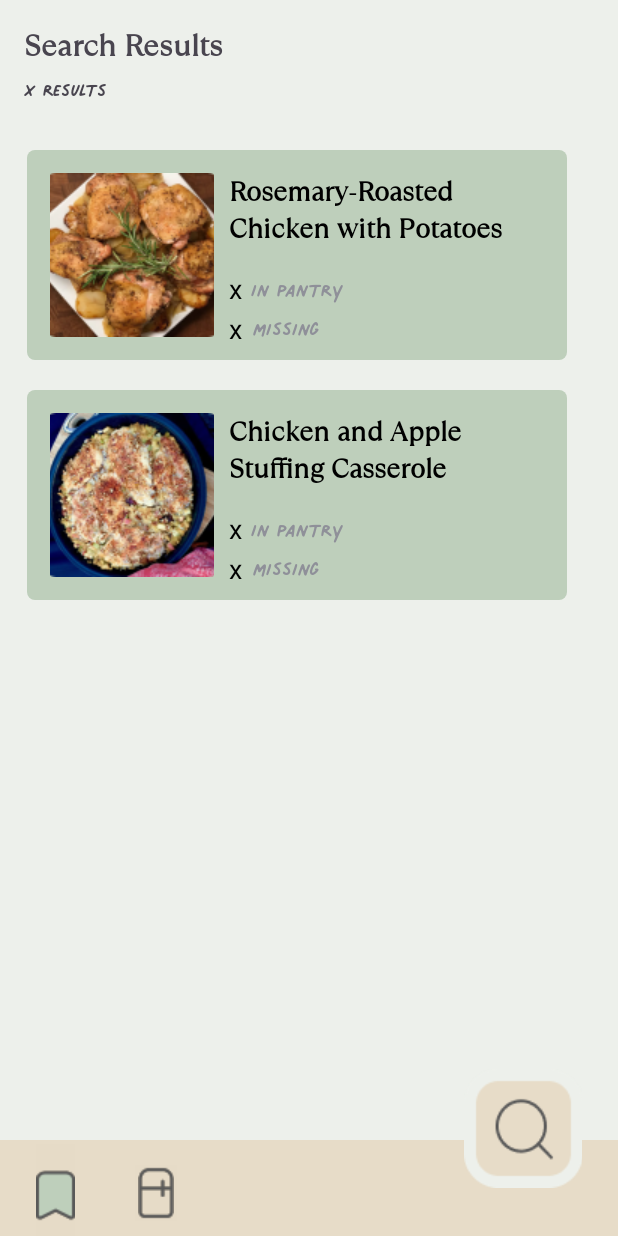
After one commit to AndreiKevin/dormdinner, an Android app: the searchResult screen opened directly, with no data from a screen before it, on a phone screen of 412 x 824 dp. The commit adds this screen. Run offline under Robolectric (Android 15) with nearby library versions, the phone set to English and light mode, and no system bars.

Commit message:
Added searchResult
RecyclerView UI for search results

1 error:
'X' values are causing an error that results the app to crash, reason: no idea

```diff
--- a/app/src/main/java/com/mobdeve/s16/chua/andreikevin/dormdinner/pantry.java
+++ b/app/src/main/java/com/mobdeve/s16/chua/andreikevin/dormdinner/pantry.java
@@ -2,20 +2,21 @@ package com.mobdeve.s16.chua.andreikevin.dormdinner;
 
 import android.content.Intent;
 import android.os.Bundle;
+import android.os.PersistableBundle;
 import android.view.View;
 import android.widget.Button;
 import android.widget.ImageButton;
 
+import androidx.annotation.Nullable;
 import androidx.appcompat.app.AppCompatActivity;
 
 public class pantry extends AppCompatActivity {
-    private ImageButton favs_on_btn, settings;
+    private ImageButton favs_on_btn, settings, search;
 
     @Override
     protected void onCreate(Bundle savedInstanceState) {
         super.onCreate(savedInstanceState);
         setContentView(R.layout.pantry);
-
 
         favs_on_btn = findViewById(R.id.favoriteBtn_off);
         favsClicked(favs_on_btn);
@@ -23,6 +24,8 @@ public class pantry extends AppCompatActivity {
         settings = findViewById(R.id.settings);
         settingsClicked(settings);
 
+        search = findViewById(R.id.search_btn_pantry);
+        searchClicked(search);
     }
 
     public void favsClicked(View v){
@@ -39,4 +42,11 @@ public class pantry extends AppCompatActivity {
             startActivity(goSettings);
         });
     }
+
+    public void searchClicked(View v){
+        Intent goSearchResults = new Intent(getApplicationContext(), searchResult.class);
+        v.setOnClickListener(x -> {
+            startActivity(goSearchResults);
+        });
+    }
 }
--- /dev/null
+++ b/app/src/main/java/com/mobdeve/s16/chua/andreikevin/dormdinner/recylerViewAdapter/Adapter.java
@@ -0,0 +1,43 @@
+package com.mobdeve.s16.chua.andreikevin.dormdinner.recylerViewAdapter;
+
+import android.content.Context;
+import android.view.LayoutInflater;
+import android.view.ViewGroup;
+
+import androidx.annotation.NonNull;
+import androidx.recyclerview.widget.RecyclerView;
+
+import com.mobdeve.s16.chua.andreikevin.dormdinner.R;
+
+import java.util.List;
+
+public class Adapter extends RecyclerView.Adapter<searchResultsViewHolder> {
+
+    Context context;
+    List<Items> items;
+
+    public Adapter(Context context, List<Items> items) {
+        this.context = context;
+        this.items = items;
+    }
+
+    @NonNull
+    @Override
+    public searchResultsViewHolder onCreateViewHolder(@NonNull ViewGroup parent, int viewType) {
+        return new searchResultsViewHolder(LayoutInflater.from(context).inflate(R.layout.item_view, parent, false));
+    }
+
+    @Override
+    public void onBindViewHolder(@NonNull searchResultsViewHolder holder, int position) {
+        holder.pic.setImageResource(items.get(position).getPic());
+        holder.recipeName.setText(items.get(position).getRecipeName());
+        /*holder.none.setText(items.get(position).getNone());
+        holder.have.setText(items.get(position).getHave());*/
+    }
+
+
+    @Override
+    public int getItemCount() {
+        return items.size();
+    }
+}
--- /dev/null
+++ b/app/src/main/java/com/mobdeve/s16/chua/andreikevin/dormdinner/recylerViewAdapter/Items.java
@@ -0,0 +1,47 @@
+package com.mobdeve.s16.chua.andreikevin.dormdinner.recylerViewAdapter;
+
+public class Items {
+    int pic;
+    int none;
+    int have;
+    String recipeName;
+
+    public Items(int pic, Integer yesAmt, Integer noAmt, String recipeName) {
+        this.pic = pic;
+        this.have = yesAmt;
+        this.none = noAmt;
+        this.recipeName = recipeName;
+    }
+
+    public int getPic() {
+        return pic;
+    }
+
+    public void setPic(int pic) {
+        this.pic = pic;
+    }
+
+    public int getHave() {
+        return have;
+    }
+
+    public void setHave(Integer have) {
+        this.have = have;
+    }
+
+    public int getNone() {
+        return none;
+    }
+
+    public void setNone(Integer none) {
+        this.none = none;
+    }
+
+    public String getRecipeName() {
+        return recipeName;
+    }
+
+    public void setRecipeName(String recipeName) {
+        this.recipeName = recipeName;
+    }
+}
--- /dev/null
+++ b/app/src/main/java/com/mobdeve/s16/chua/andreikevin/dormdinner/recylerViewAdapter/searchResultsViewHolder.java
@@ -0,0 +1,28 @@
+package com.mobdeve.s16.chua.andreikevin.dormdinner.recylerViewAdapter;
+
+import android.view.View;
+import android.widget.ImageView;
+import android.widget.TextView;
+
+import androidx.annotation.NonNull;
+import androidx.recyclerview.widget.RecyclerView;
+
+import com.mobdeve.s16.chua.andreikevin.dormdinner.R;
+
+public class searchResultsViewHolder extends RecyclerView.ViewHolder {
+
+    ImageView pic;
+    TextView recipeName;
+    TextView have;
+    TextView none;
+
+
+    public searchResultsViewHolder(@NonNull View itemView) {
+        super(itemView);
+
+        pic = itemView.findViewById(R.id.pic);
+        recipeName = itemView.findViewById(R.id.recipeName);
+        have = itemView.findViewById(R.id.yesAmt);
+        none = itemView.findViewById(R.id.noAmt);
+    }
+}
--- /dev/null
+++ b/app/src/main/java/com/mobdeve/s16/chua/andreikevin/dormdinner/searchResult.java
@@ -0,0 +1,34 @@
+package com.mobdeve.s16.chua.andreikevin.dormdinner;
+
+import android.content.Intent;
+import android.os.Bundle;
+import android.os.Handler;
+
+import androidx.appcompat.app.AppCompatActivity;
+import androidx.recyclerview.widget.LinearLayoutManager;
+import androidx.recyclerview.widget.RecyclerView;
+
+import com.mobdeve.s16.chua.andreikevin.dormdinner.recylerViewAdapter.Adapter;
+import com.mobdeve.s16.chua.andreikevin.dormdinner.recylerViewAdapter.Items;
+
+import java.util.ArrayList;
+import java.util.List;
+
+public class searchResult extends AppCompatActivity {
+
+    public List<Items> items = new ArrayList<Items>();
+
+    @Override
+    protected void onCreate(Bundle savedInstanceState) {
+        super.onCreate(savedInstanceState);
+        setContentView(R.layout.search_result);
+
+        RecyclerView recyclerView = findViewById(R.id.recyclerView);
+
+        items.add(new Items(R.drawable.roasted_chicken, 4, 3, "Rosemary-Roasted Chicken with Potatoes"));
+        items.add(new Items(R.drawable.chicken_casserole, 0, 1, "Chicken and Apple Stuffing Casserole"));
+
+        recyclerView.setLayoutManager(new LinearLayoutManager(this));
+        recyclerView.setAdapter(new Adapter(getApplicationContext(), items));
+    }
+}
--- /dev/null
+++ b/app/src/main/res/drawable/recycler_view_box.xml
@@ -0,0 +1,5 @@
+<?xml version="1.0" encoding="utf-8"?>
+<shape xmlns:android="http://schemas.android.com/apk/res/android" >
+    <corners android:radius="5dp"/>
+    <solid android:color="#BECFBB"/>
+</shape>
--- a/app/src/main/res/layout/favorite_recipes.xml
+++ b/app/src/main/res/layout/favorite_recipes.xml
@@ -54,7 +54,7 @@
         app:srcCompat="@drawable/pantry_off" />
 
     <ImageButton
-        android:id="@+id/imageButton3"
+        android:id="@+id/search_btn_favs"
         android:layout_width="wrap_content"
         android:layout_height="wrap_content"
         android:layout_marginBottom="32dp"
--- /dev/null
+++ b/app/src/main/res/layout/item_view.xml
@@ -0,0 +1,86 @@
+<?xml version="1.0" encoding="utf-8"?>
+<RelativeLayout xmlns:android="http://schemas.android.com/apk/res/android"
+    android:layout_width="360dp"
+    android:layout_height="wrap_content"
+    android:layout_marginTop="10dp"
+    android:layout_marginBottom="10dp"
+    android:background="@drawable/recycler_view_box">
+
+    <ImageView
+        android:id="@+id/pic"
+        android:layout_width="109dp"
+        android:layout_height="120dp"
+        android:layout_marginRight="10dp"
+        android:layout_marginLeft="15dp"
+        android:layout_marginTop="10dp"
+        android:layout_marginBottom="10dp"
+        android:scaleType="centerCrop"
+        android:layout_centerVertical="true"
+        android:padding="5dp"/>
+
+    <TextView
+        android:id="@+id/recipeName"
+        android:layout_width="250dp"
+        android:layout_marginRight="15dp"
+        android:layout_height="wrap_content"
+        android:layout_toEndOf="@+id/pic"
+        android:maxLines="2"
+        android:ellipsize="end"
+        android:text="recipeName"
+        android:textStyle="bold"
+        android:fontFamily="@font/t_ramillas"
+        android:textColor="@color/black"
+        android:layout_marginTop="15dp"
+        android:textSize="18sp"
+        />
+
+    <TextView
+        android:id="@+id/yesAmt"
+        android:layout_width="wrap_content"
+        android:layout_height="wrap_content"
+        android:layout_toEndOf="@+id/pic"
+        android:layout_marginTop="15dp"
+        android:text="x"
+        android:textSize="18dp"
+        android:layout_below="@id/recipeName"
+        android:textColor="@color/black" />
+
+    <TextView
+        android:id="@+id/noAmt"
+        android:layout_width="wrap_content"
+        android:layout_height="wrap_content"
+        android:layout_below="@+id/yesAmt"
+        android:layout_toEndOf="@+id/pic"
+        android:layout_marginTop="2dp"
+        android:text="x"
+        android:textSize="18sp"
+        android:textColor="@color/black" />
+
+    <TextView
+        android:id="@+id/holder1"
+        android:layout_width="wrap_content"
+        android:layout_height="wrap_content"
+        android:layout_below="@+id/recipeName"
+        android:layout_alignParentEnd="true"
+        android:layout_marginStart="6dp"
+        android:layout_marginTop="15dp"
+        android:layout_marginEnd="0dp"
+        android:layout_toEndOf="@+id/yesAmt"
+        android:fontFamily="@font/palmer_lake"
+        android:text="in pantry"
+        android:textSize="25sp" />
+
+    <TextView
+        android:id="@+id/holder"
+        android:layout_width="wrap_content"
+        android:layout_height="wrap_content"
+        android:layout_below="@+id/holder1"
+        android:layout_alignParentEnd="true"
+        android:layout_marginStart="7dp"
+        android:layout_marginEnd="-3dp"
+        android:layout_toEndOf="@+id/yesAmt"
+        android:fontFamily="@font/palmer_lake"
+        android:text="missing"
+        android:textSize="25sp" />
+
+</RelativeLayout>
--- a/app/src/main/res/layout/landing.xml
+++ b/app/src/main/res/layout/landing.xml
@@ -8,7 +8,7 @@
     android:background="#EDF0EB">
 
     <ImageView
-        android:id="@+id/imageView"
+        android:id="@+id/pic"
         android:layout_width="188dp"
         android:layout_height="178dp"
         android:layout_marginTop="52dp"
--- a/app/src/main/res/layout/pantry.xml
+++ b/app/src/main/res/layout/pantry.xml
@@ -43,7 +43,7 @@
         app:srcCompat="@drawable/pantry_on" />
 
     <ImageButton
-        android:id="@+id/imageButton3"
+        android:id="@+id/search_btn_pantry"
         android:layout_width="wrap_content"
         android:layout_height="wrap_content"
         android:layout_marginBottom="32dp"
--- /dev/null
+++ b/app/src/main/res/layout/search_result.xml
@@ -0,0 +1,106 @@
+<?xml version="1.0" encoding="utf-8"?>
+<RelativeLayout xmlns:android="http://schemas.android.com/apk/res/android"
+    xmlns:app="http://schemas.android.com/apk/res-auto"
+    xmlns:tools="http://schemas.android.com/tools"
+    android:layout_width="match_parent"
+    android:layout_height="match_parent"
+    android:background="#EDF0EB">
+
+    <TextView
+        android:id="@+id/textView9"
+        android:layout_width="150dp"
+        android:layout_height="wrap_content"
+        android:layout_alignParentStart="true"
+        android:layout_alignParentTop="true"
+        android:layout_alignParentEnd="true"
+        android:layout_marginStart="16dp"
+        android:layout_marginLeft="16dp"
+        android:layout_marginTop="16dp"
+        android:layout_marginEnd="245dp"
+        android:fontFamily="@font/t_ramillas"
+        android:text="Search Results"
+        android:textSize="20sp"
+        android:textStyle="bold" />
+
+    <TextView
+        android:id="@+id/num_results"
+        android:layout_width="wrap_content"
+        android:layout_height="wrap_content"
+        android:layout_below="@+id/textView9"
+        android:layout_alignParentStart="true"
+        android:layout_alignParentEnd="true"
+        android:layout_marginStart="16dp"
+        android:layout_marginLeft="16dp"
+        android:layout_marginTop="3dp"
+        android:layout_marginEnd="337dp"
+        android:fontFamily="@font/palmer_lake"
+        android:text="x results"
+        android:textSize="24sp" />
+
+    <ImageView
+        android:id="@+id/imageView7"
+        android:layout_width="479dp"
+        android:layout_height="74dp"
+        android:layout_alignParentBottom="true"
+        android:layout_marginBottom="-7dp"
+        app:layout_constraintBottom_toBottomOf="parent"
+        app:layout_constraintEnd_toEndOf="parent"
+        app:layout_constraintStart_toStartOf="parent"
+        app:srcCompat="@drawable/menu_rectangle" />
+
+    <ImageButton
+        android:id="@+id/favoriteBtn_on"
+        android:layout_width="wrap_content"
+        android:layout_height="wrap_content"
+        android:layout_alignTop="@+id/imageView7"
+        android:layout_alignBottom="@+id/imageView7"
+        android:layout_alignParentStart="true"
+        android:layout_marginStart="24dp"
+        android:layout_marginTop="5dp"
+        android:background="#E6DBC7"
+        app:layout_constraintBottom_toBottomOf="parent"
+        app:layout_constraintStart_toStartOf="parent"
+        app:layout_constraintTop_toTopOf="@+id/imageView7"
+        app:srcCompat="@drawable/favs_on" />
+
+    <ImageButton
+        android:id="@+id/pantryBtn_off"
+        android:layout_width="28dp"
+        android:layout_height="39dp"
+        android:layout_alignTop="@+id/imageView7"
+        android:layout_alignParentBottom="true"
+        android:layout_marginStart="40dp"
+        android:layout_marginTop="19dp"
+        android:layout_marginBottom="10dp"
+        android:layout_toEndOf="@+id/favoriteBtn_on"
+        android:background="#E6DBC7"
+        app:layout_constraintBottom_toBottomOf="parent"
+        app:layout_constraintStart_toEndOf="@+id/favoriteBtn_on"
+        app:layout_constraintTop_toTopOf="@+id/imageView7"
+        app:layout_constraintVertical_bias="0.166"
+        app:srcCompat="@drawable/pantry_off" />
+
+    <ImageButton
+        android:id="@+id/search_btn_favs"
+        android:layout_width="wrap_content"
+        android:layout_height="wrap_content"
+        android:layout_alignParentStart="true"
+        android:layout_alignParentEnd="true"
+        android:layout_alignParentBottom="true"
+        android:layout_marginStart="309dp"
+        android:layout_marginEnd="24dp"
+        android:layout_marginBottom="32dp"
+        android:background="#00FFFFFF"
+        app:layout_constraintBottom_toBottomOf="parent"
+        app:layout_constraintEnd_toEndOf="parent"
+        app:layout_constraintHorizontal_bias="0.921"
+        app:layout_constraintStart_toStartOf="parent"
+        app:srcCompat="@drawable/search_bar" />
+
+    <androidx.recyclerview.widget.RecyclerView
+        android:id="@+id/recyclerView"
+        android:layout_width="375dp"
+        android:layout_height="wrap_content"
+        android:layout_centerHorizontal="true"
+        android:layout_marginTop="90dp" />
+</RelativeLayout>
--- a/app/src/main/res/layout/settings.xml
+++ b/app/src/main/res/layout/settings.xml
@@ -14,10 +14,11 @@
         android:fontFamily="@font/t_ramillas"
         android:text="Settings"
         android:textColor="@color/black"
+        android:layout_marginLeft="16dp"
         android:textSize="20sp"
         android:textStyle="bold"
         app:layout_constraintEnd_toEndOf="parent"
-        app:layout_constraintHorizontal_bias="0.045"
+        app:layout_constraintHorizontal_bias="0.0"
         app:layout_constraintStart_toStartOf="parent"
         app:layout_constraintTop_toTopOf="parent" />
 
```
Also changed, not shown: app/src/main/AndroidManifest.xml (+9 -0 lines), app/src/main/res/drawable/chicken_casserole.png (added), app/src/main/res/drawable/roasted_chicken.png (added).
